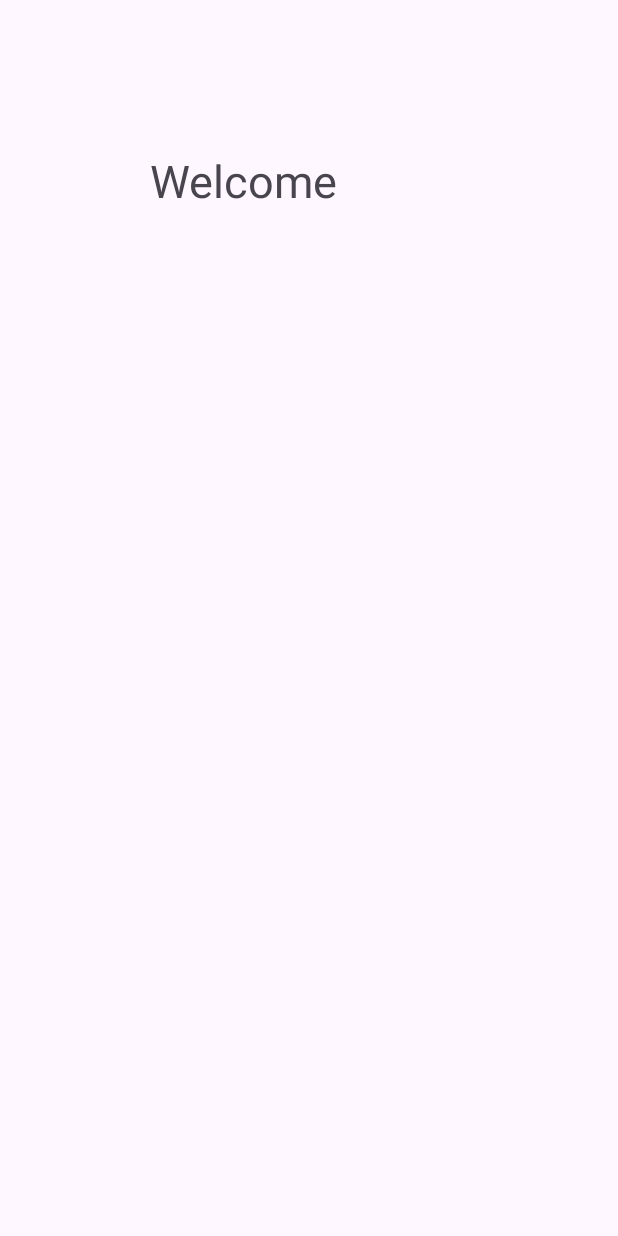
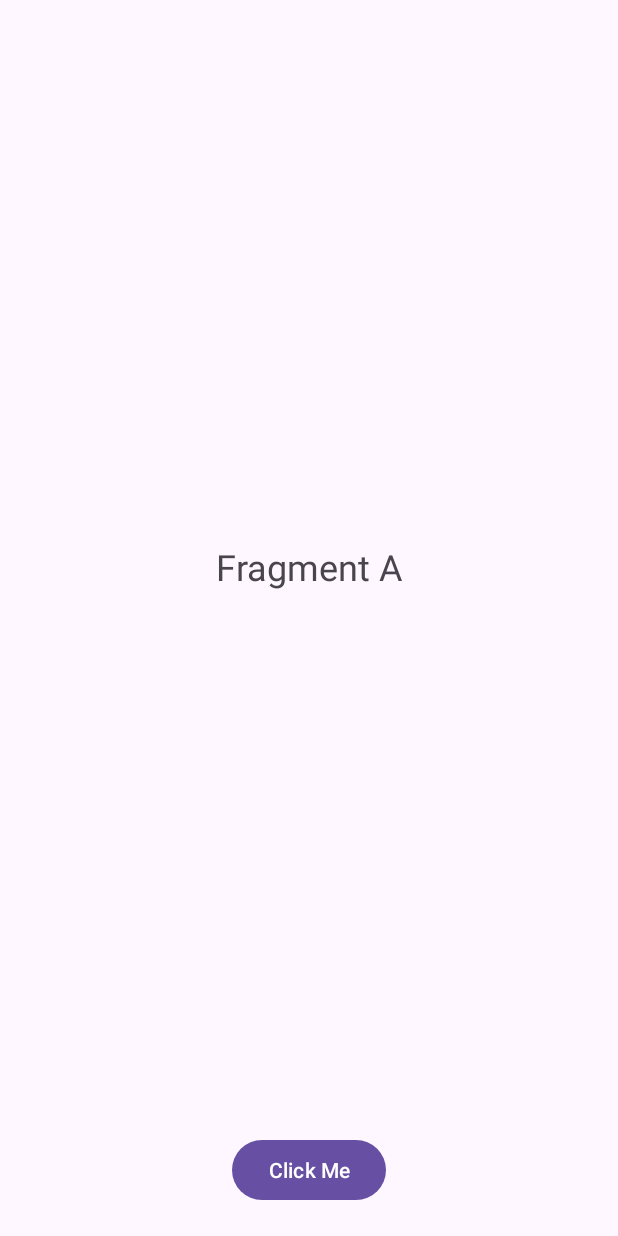
Before and after one commit to Lozu/MobileApps, an Android app built with Jetpack Compose: the MainActivity screen opened directly, with no data from a screen before it, on a phone screen of 412 x 824 dp. Before the commit the screen is almost empty. Run offline under Robolectric (Android 15) with nearby library versions, the phone set to English and light mode, and no system bars.

Commit message:
feat: add fragment toggle functionality in MainActivity after successful login
* Implement a fragment container in activity_main.xml
* Add a toggle button in activity_main.xml to switch between FragmentA and FragmentB

```diff
--- /dev/null
+++ b/app/src/main/java/com/example/mobileapps/FragmentA.kt
@@ -0,0 +1,25 @@
+package com.example.mobileapps
+
+import android.os.Bundle
+import android.view.LayoutInflater
+import android.view.View
+import android.view.ViewGroup
+import android.widget.TextView
+import androidx.fragment.app.Fragment
+
+class FragmentA : Fragment() {
+
+    override fun onCreateView(
+        inflater: LayoutInflater,
+        container: ViewGroup?,
+        savedInstanceState: Bundle?
+    ): View? {
+        return inflater.inflate(R.layout.fragment_a, container, false)
+    }
+
+    override fun onViewCreated(view: View, savedInstanceState: Bundle?) {
+        super.onViewCreated(view, savedInstanceState)
+        val textView = view.findViewById<TextView>(R.id.textView)
+        textView.text = getString(R.string.fragment_a)
+    }
+}
--- a/app/src/main/java/com/example/mobileapps/MainActivity.kt
+++ b/app/src/main/java/com/example/mobileapps/MainActivity.kt
@@ -1,14 +1,32 @@
 package com.example.mobileapps
 
 import android.os.Bundle
+import android.widget.Button
 import androidx.activity.enableEdgeToEdge
 import androidx.appcompat.app.AppCompatActivity
-import androidx.core.view.ViewCompat
-import androidx.core.view.WindowInsetsCompat
 
 class MainActivity : AppCompatActivity(R.layout.activity_main) {
+
+    private var showingA = true
+
     override fun onCreate(savedInstanceState: Bundle?) {
         super.onCreate(savedInstanceState)
         enableEdgeToEdge()
+
+        if (savedInstanceState == null) {
+            supportFragmentManager.beginTransaction()
+                .replace(R.id.fragment_container, FragmentA())
+                .commit()
+        }
+
+        val toggleButton = findViewById<Button>(R.id.toggle_button)
+        toggleButton.setOnClickListener {
+            val fragment = if (showingA) FragmentB() else FragmentA()
+            supportFragmentManager.beginTransaction()
+                .replace(R.id.fragment_container, fragment)
+                .commit()
+
+            showingA = !showingA
+        }
     }
 }
--- a/app/src/main/res/layout/activity_main.xml
+++ b/app/src/main/res/layout/activity_main.xml
@@ -1,20 +1,30 @@
 <?xml version="1.0" encoding="utf-8"?>
-<androidx.constraintlayout.widget.ConstraintLayout xmlns:android="http://schemas.android.com/apk/res/android"
+<androidx.constraintlayout.widget.ConstraintLayout
+    xmlns:android="http://schemas.android.com/apk/res/android"
     xmlns:app="http://schemas.android.com/apk/res-auto"
-    xmlns:tools="http://schemas.android.com/tools"
-    android:id="@+id/main"
+
     android:layout_width="match_parent"
     android:layout_height="match_parent"
-    tools:context=".MainActivity">
+    >
 
-    <TextView
+    <Button
+        android:id="@+id/toggle_button"
         android:layout_width="wrap_content"
         android:layout_height="wrap_content"
-        android:text="@string/ativity_main_text"
-        android:textSize="30sp"
-        android:layout_marginTop="100dp"
-        android:layout_marginLeft="100dp"
+        android:text="@string/toggle_fragment"
+        app:layout_constraintBottom_toBottomOf="parent"
+        app:layout_constraintStart_toStartOf="parent"
+        app:layout_constraintEnd_toEndOf="parent"
+        android:layout_marginBottom="20dp"/>
+
+    <FrameLayout
+        android:id="@+id/fragment_container"
+        android:layout_width="0dp"
+        android:layout_height="0dp"
         app:layout_constraintTop_toTopOf="parent"
-        app:layout_constraintLeft_toLeftOf="parent"/>
+        app:layout_constraintBottom_toTopOf="@id/toggle_button"
+        app:layout_constraintStart_toStartOf="parent"
+        app:layout_constraintEnd_toEndOf="parent"
+        android:layout_margin="16dp"/>
 
 </androidx.constraintlayout.widget.ConstraintLayout>
--- /dev/null
+++ b/app/src/main/res/layout/fragment_a.xml
@@ -0,0 +1,12 @@
+<?xml version="1.0" encoding="utf-8"?>
+<FrameLayout xmlns:android="http://schemas.android.com/apk/res/android"
+    android:layout_width="match_parent"
+    android:layout_height="match_parent">
+
+    <TextView
+        android:id="@+id/textView"
+        android:layout_width="wrap_content"
+        android:layout_height="wrap_content"
+        android:textSize="24sp"
+        android:layout_gravity="center"/>
+</FrameLayout>
--- a/app/src/main/res/values/strings.xml
+++ b/app/src/main/res/values/strings.xml
@@ -20,5 +20,8 @@
     <string name="register_footer_start">Already a member?</string>
     <string name="register_footer_login">Log in</string>
     <string name="ativity_main_text">Welcome</string>
+    <string name="toggle_fragment">Click Me</string>
+    <string name="fragment_b">Fragment B</string>
+    <string name="fragment_a">Fragment A</string>
 
 </resources>
```
Also changed, not shown: app/src/main/java/com/example/mobileapps/FragmentB.kt (added, +25 -0 lines), app/src/main/res/layout/fragment_b.xml (added, +12 -0 lines).
